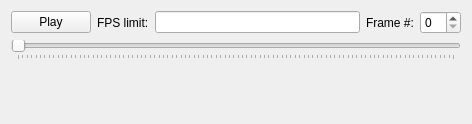
Before: the Qt Designer form source/cpp/Flipper/Flipper.ui in erikhvatum/RisWidget, drawn with Qt 5.
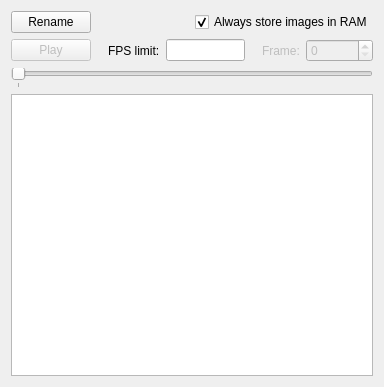
After: the same form once the commit is applied.

Commit message: Unify RamFlipper and DiskFlipper. Implement Flipper tracking and getter functions. Implement drag&drop of multiple files into flipper.

```diff
--- a/source/cpp/Flipper/Flipper.ui
+++ b/source/cpp/Flipper/Flipper.ui
@@ -6,18 +6,70 @@
    <rect>
     <x>0</x>
     <y>0</y>
-    <width>472</width>
-    <height>124</height>
+    <width>384</width>
+    <height>387</height>
    </rect>
   </property>
   <property name="windowTitle">
    <string>Flipper</string>
   </property>
   <layout class="QVBoxLayout" name="verticalLayout">
+   <item>
+    <layout class="QHBoxLayout" name="horizontalLayout_2">
+     <item>
+      <widget class="QPushButton" name="m_renameButton">
+       <property name="sizePolicy">
+        <sizepolicy hsizetype="Maximum" vsizetype="Fixed">
+         <horstretch>0</horstretch>
+         <verstretch>0</verstretch>
+        </sizepolicy>
+       </property>
+       <property name="text">
+        <string>Rename</string>
+       </property>
+      </widget>
+     </item>
+     <item>
+      <spacer name="horizontalSpacer_3">
+       <property name="orientation">
+        <enum>Qt::Horizontal</enum>
+       </property>
+       <property name="sizeHint" stdset="0">
+        <size>
+         <width>40</width>
+         <height>20</height>
+        </size>
+       </property>
+      </spacer>
+     </item>
+     <item>
+      <widget class="QCheckBox" name="m_keepInRamCheckbox">
+       <property name="toolTip">
+        <string>If checked, image files dropped into this window will be read from disk as needed rather than cached in memory.</string>
+       </property>
+       <property name="text">
+        <string>Always store images in RAM</string>
+       </property>
+       <property name="checked">
+        <bool>true</bool>
+       </property>
+      </widget>
+     </item>
+    </layout>
+   </item>
    <item>
     <layout class="QHBoxLayout" name="horizontalLayout">
      <item>
       <widget class="QPushButton" name="m_playbackButton">
+       <property name="enabled">
+        <bool>false</bool>
+       </property>
+       <property name="sizePolicy">
+        <sizepolicy hsizetype="Expanding" vsizetype="Fixed">
+         <horstretch>0</horstretch>
+         <verstretch>0</verstretch>
+        </sizepolicy>
+       </property>
        <property name="text">
         <string>Play</string>
        </property>
@@ -26,6 +78,19 @@
        </property>
       </widget>
      </item>
+     <item>
+      <spacer name="horizontalSpacer">
+       <property name="orientation">
+        <enum>Qt::Horizontal</enum>
+       </property>
+       <property name="sizeHint" stdset="0">
+        <size>
+         <width>40</width>
+         <height>20</height>
+        </size>
+       </property>
+      </spacer>
+     </item>
      <item>
       <widget class="QLabel" name="m_fpsLimitLabel">
        <property name="text">
@@ -37,12 +102,41 @@
       </widget>
      </item>
      <item>
-      <widget class="QLineEdit" name="m_fpsLimitEdit"/>
+      <widget class="QLineEdit" name="m_fpsLimitEdit">
+       <property name="sizePolicy">
+        <sizepolicy hsizetype="Maximum" vsizetype="Fixed">
+         <horstretch>0</horstretch>
+         <verstretch>0</verstretch>
+        </sizepolicy>
+       </property>
+       <property name="minimumSize">
+        <size>
+         <width>40</width>
+         <height>0</height>
+        </size>
+       </property>
+      </widget>
+     </item>
+     <item>
+      <spacer name="horizontalSpacer_2">
+       <property name="orientation">
+        <enum>Qt::Horizontal</enum>
+       </property>
+       <property name="sizeHint" stdset="0">
+        <size>
+         <width>40</width>
+         <height>20</height>
+        </size>
+       </property>
+      </spacer>
      </item>
      <item>
       <widget class="QLabel" name="m_frameIndexLabel">
+       <property name="enabled">
+        <bool>false</bool>
+       </property>
        <property name="text">
-        <string>Frame #:</string>
+        <string>Frame:</string>
        </property>
        <property name="buddy">
         <cstring>m_frameIndexSpinner</cstring>
@@ -50,12 +144,31 @@
       </widget>
      </item>
      <item>
-      <widget class="QSpinBox" name="m_frameIndexSpinner"/>
+      <widget class="QSpinBox" name="m_frameIndexSpinner">
+       <property name="enabled">
+        <bool>false</bool>
+       </property>
+       <property name="sizePolicy">
+        <sizepolicy hsizetype="Maximum" vsizetype="Fixed">
+         <horstretch>0</horstretch>
+         <verstretch>0</verstretch>
+        </sizepolicy>
+       </property>
+       <property name="maximum">
+        <number>999999</number>
+       </property>
+      </widget>
      </item>
     </layout>
    </item>
    <item>
     <widget class="QSlider" name="m_frameIndexSlider">
+     <property name="enabled">
+      <bool>false</bool>
+     </property>
+     <property name="maximum">
+      <number>0</number>
+     </property>
      <property name="orientation">
       <enum>Qt::Horizontal</enum>
      </property>
@@ -68,17 +181,14 @@
     </widget>
    </item>
    <item>
-    <spacer name="m_bottomSpacer">
-     <property name="orientation">
-      <enum>Qt::Vertical</enum>
+    <widget class="QListWidget" name="m_frameListbox">
+     <property name="editTriggers">
+      <set>QAbstractItemView::NoEditTriggers</set>
      </property>
-     <property name="sizeHint" stdset="0">
-      <size>
-       <width>20</width>
-       <height>40</height>
-      </size>
+     <property name="selectionBehavior">
+      <enum>QAbstractItemView::SelectRows</enum>
      </property>
-    </spacer>
+    </widget>
    </item>
   </layout>
  </widget>
```
Left out of the diff: 39 changed lines with no effect on the pictures. The commit also changes 15 other files.
